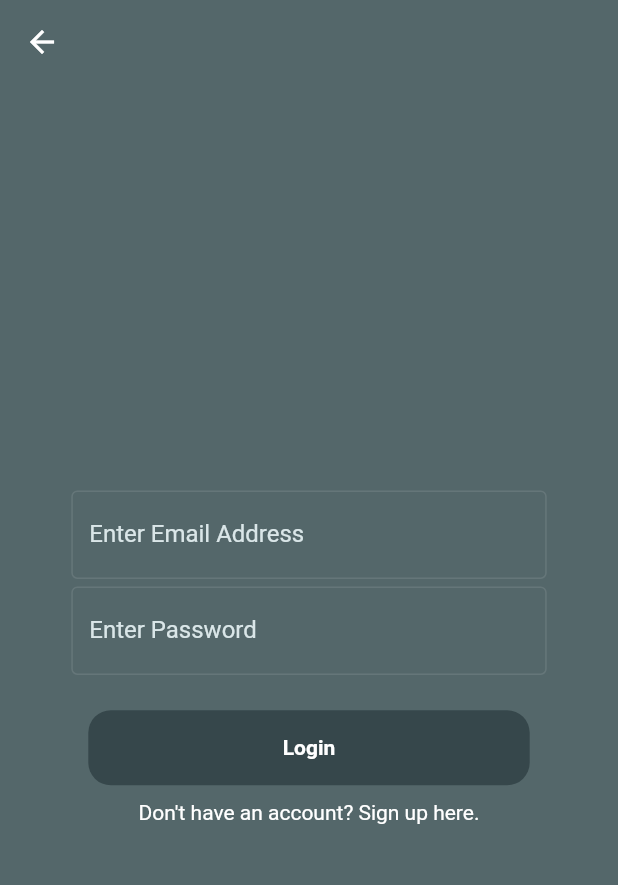
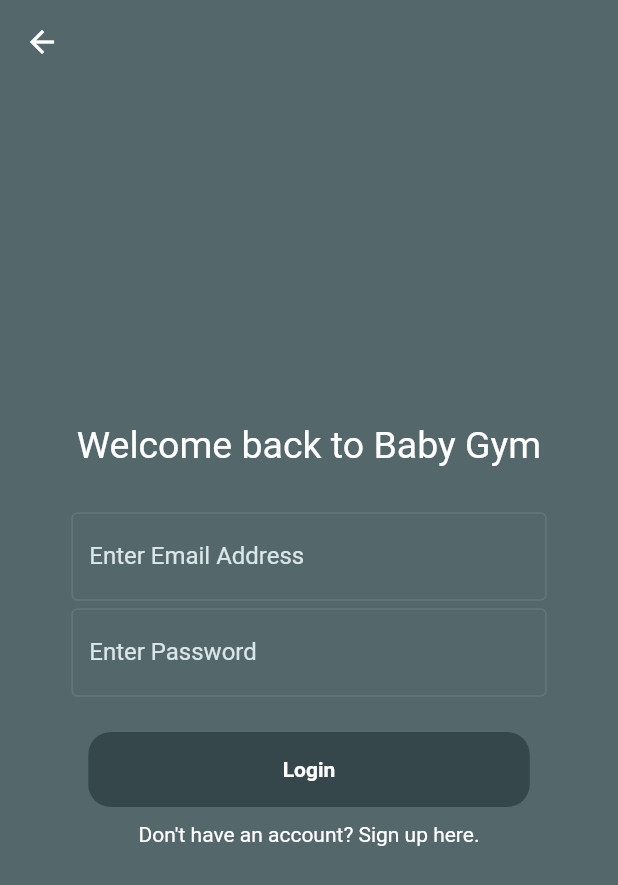
Before and after one commit to brendef/Baby-Gym-Booking-System, a Flutter app: the Login screen opened directly, on a phone screen of 412 x 824 dp. Shown: the top 885 px of the screen. Run offline on Flutter 3.47's test engine with Material 2 defaults, Android fonts, the phone set to English and light mode, and no system bars; our stand-ins replace cloud_firestore, firebase_auth, firebase_core, firebase_storage; missing offline and left inert: dart:html; accounts and stored records are empty.

Commit message:
Update login.dart

```diff
--- a/lib/ui/screens/login.dart
+++ b/lib/ui/screens/login.dart
@@ -34,10 +34,10 @@ class _LoginState extends State<Login> {
         child: Column(
           mainAxisAlignment: MainAxisAlignment.center,
           children: [
-            // Text(
-            //   'Welcome back to Baby Gym',
-            //   style: TextStyle(color: Colors.white, fontSize: 25),
-            // ),
+             Text(
+               'Welcome back to Baby Gym',
+               style: TextStyle(color: Colors.white, fontSize: 25),
+             ),
             SizedBox(height: 30),
             Column(
               mainAxisAlignment: MainAxisAlignment.start,
```
